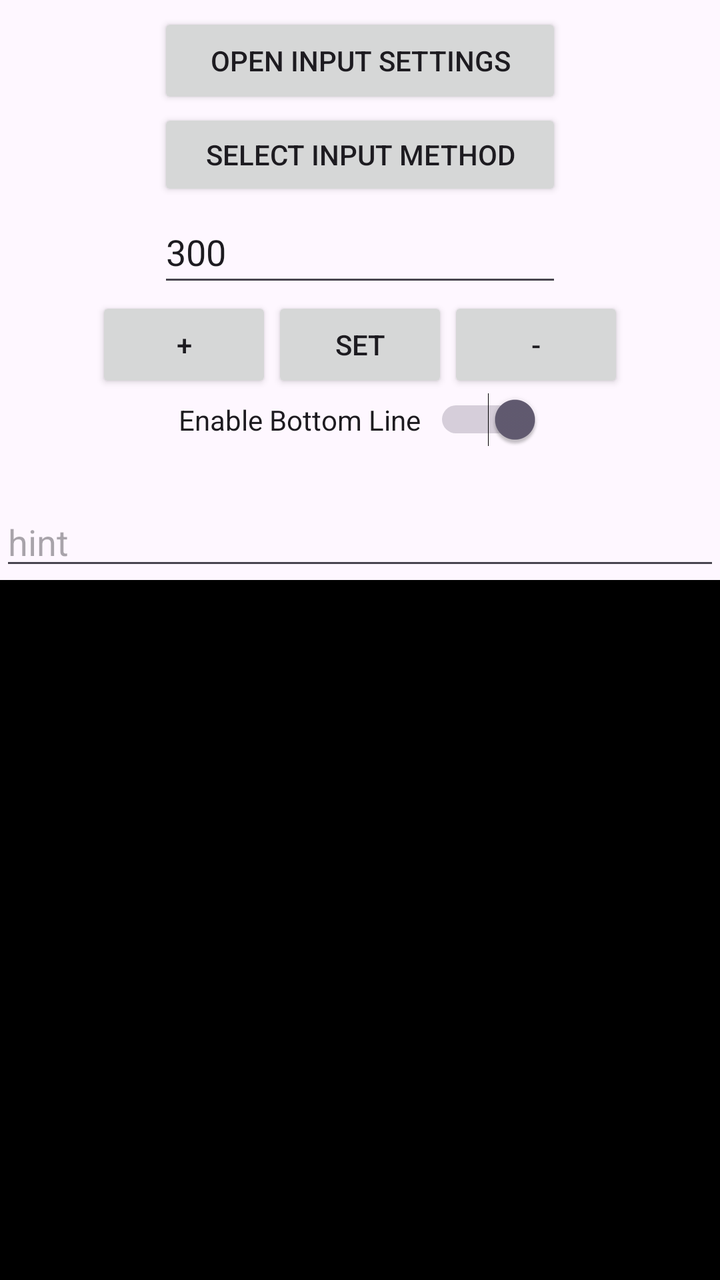
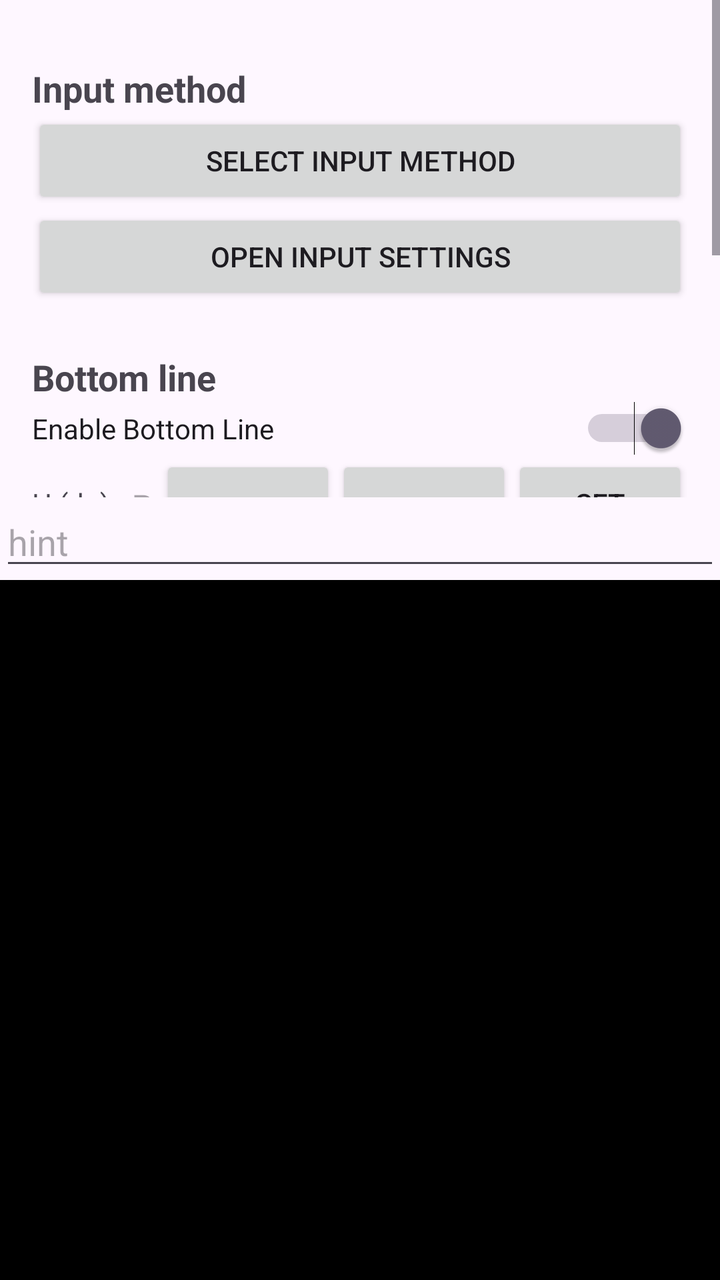

Before-and-after screenshots of an Android layout around one commit, followed by the original layout XML and the change that was made.
<!-- AndroidManifest.xml: application theme Theme.TSplit -->
<!-- res/layout/app_keyboard_test_layout.xml -->
<?xml version="1.0" encoding="utf-8"?>
<androidx.constraintlayout.widget.ConstraintLayout xmlns:app="http://schemas.android.com/apk/res-auto"
    xmlns:tools="http://schemas.android.com/tools"
    android:layout_width="match_parent"
    android:layout_height="match_parent"
    xmlns:android="http://schemas.android.com/apk/res/android">

    <ImageView
        android:id="@+id/imageView1"
        android:layout_width="0dp"
        android:layout_height="300dp"
        android:scaleType="matrix"
        android:src="@android:color/black"
        app:layout_constraintBottom_toTopOf="@+id/bottomLine"
        app:layout_constraintEnd_toEndOf="parent"
        app:layout_constraintHorizontal_bias="0.0"
        app:layout_constraintStart_toStartOf="parent" />

    <ImageView
        android:id="@+id/bottomLine"
        android:layout_width="0dp"
        android:layout_height="50dp"
        android:src="@android:color/black"
        app:layout_constraintBottom_toBottomOf="parent"
        app:layout_constraintEnd_toEndOf="parent"
        app:layout_constraintStart_toStartOf="parent" />

    <Switch
        android:id="@+id/bottomLineSwitch"
        android:layout_width="wrap_content"
        android:layout_height="wrap_content"
        android:checked="true"
        android:text="Enable Bottom Line  "
        app:layout_constraintBottom_toTopOf="@+id/textInputTest"
        app:layout_constraintEnd_toEndOf="parent"
        app:layout_constraintStart_toStartOf="parent"
        app:layout_constraintTop_toBottomOf="@+id/setKeyboardHeightButton"
        app:layout_constraintVertical_bias="0.0" />

    <com.google.android.material.textfield.TextInputEditText
        android:id="@+id/textInputTest"
        android:layout_width="match_parent"
        android:layout_height="wrap_content"
        android:hint="hint"
        app:layout_constraintBottom_toTopOf="@+id/imageView1"
        app:layout_constraintEnd_toEndOf="parent"
        app:layout_constraintStart_toStartOf="parent" />

    <Button
        android:id="@+id/select_input_method"
        android:layout_width="202dp"
        android:layout_height="46dp"
        android:text="Select Input Method"
        app:layout_constraintBottom_toTopOf="@+id/keyboardHeightInput"
        app:layout_constraintEnd_toEndOf="parent"
        app:layout_constraintStart_toStartOf="parent"
        app:layout_constraintTop_toTopOf="parent"
        app:layout_constraintVertical_bias="1.0" />

    <Button
        android:id="@+id/open_input_settings"
        android:layout_width="202dp"
        android:layout_height="48dp"
        android:text="Open input settings"
        app:layout_constraintBottom_toTopOf="@+id/select_input_method"
        app:layout_constraintEnd_toEndOf="parent"
        app:layout_constraintStart_toStartOf="parent"
        app:layout_constraintTop_toTopOf="parent"
        app:layout_constraintVertical_bias="1.0" />

    <com.google.android.material.textfield.TextInputEditText
        android:id="@+id/keyboardHeightInput"
        android:layout_width="202dp"
        android:layout_height="48dp"
        android:hint="Keyboard Height"
        android:inputType="number"
        android:text="300"
        app:layout_constraintBottom_toTopOf="@+id/textInputTest"
        app:layout_constraintEnd_toEndOf="parent"
        app:layout_constraintStart_toStartOf="parent"
        app:layout_constraintTop_toTopOf="parent" />

    <Button
        android:id="@+id/setKeyboardHeightButton"
        android:layout_width="wrap_content"
        android:layout_height="48dp"
        android:text="Set"
        app:layout_constraintBottom_toTopOf="@+id/textInputTest"
        app:layout_constraintEnd_toEndOf="parent"
        app:layout_constraintStart_toStartOf="parent"
        app:layout_constraintTop_toBottomOf="@+id/keyboardHeightInput"
        app:layout_constraintVertical_bias="0.0" />

    <Button
        android:id="@+id/minusKeyboardHeightButton"
        android:layout_width="wrap_content"
        android:layout_height="48dp"
        android:text="-"
        app:layout_constraintBottom_toBottomOf="@+id/setKeyboardHeightButton"
        app:layout_constraintEnd_toEndOf="parent"
        app:layout_constraintHorizontal_bias="0.0"
        app:layout_constraintStart_toEndOf="@+id/setKeyboardHeightButton"
        app:layout_constraintTop_toBottomOf="@+id/keyboardHeightInput" />

    <Button
        android:id="@+id/plusKeyboardHeightButton"
        android:layout_width="wrap_content"
        android:layout_height="48dp"
        android:text="+"
        app:layout_constraintBottom_toBottomOf="@+id/setKeyboardHeightButton"
        app:layout_constraintEnd_toStartOf="@+id/setKeyboardHeightButton"
        app:layout_constraintHorizontal_bias="1.0"
        app:layout_constraintStart_toStartOf="parent"
        app:layout_constraintTop_toBottomOf="@+id/keyboardHeightInput" />

    <TextView
        android:id="@+id/textView"
        android:layout_width="wrap_content"
        android:layout_height="wrap_content"
        android:text="H (dp)  "
        app:layout_constraintBottom_toBottomOf="@+id/keyboardHeightInput"
        app:layout_constraintEnd_toStartOf="@+id/keyboardHeightInput"
        app:layout_constraintHorizontal_bias="1.0"
        app:layout_constraintStart_toStartOf="parent"
        app:layout_constraintTop_toBottomOf="@+id/bottomLineSwitch" />

</androidx.constraintlayout.widget.ConstraintLayout>
<!-- resources referenced by this layout -->
<resources>
  <style name="Theme.TSplit" parent="Base.Theme.TSplit" />
  <style name="Base.Theme.TSplit" parent="Theme.Material3.DayNight.NoActionBar">
          
          
      </style>
</resources>

<!-- the commit's change to res/layout/app_keyboard_test_layout.xml (unified diff, before → after) -->
@@ -1,9 +1,209 @@
 <?xml version="1.0" encoding="utf-8"?>
-<androidx.constraintlayout.widget.ConstraintLayout xmlns:app="http://schemas.android.com/apk/res-auto"
-    xmlns:tools="http://schemas.android.com/tools"
+<androidx.constraintlayout.widget.ConstraintLayout
+    xmlns:android="http://schemas.android.com/apk/res/android"
+    xmlns:app="http://schemas.android.com/apk/res-auto"
     android:layout_width="match_parent"
-    android:layout_height="match_parent"
-    xmlns:android="http://schemas.android.com/apk/res/android">
+    android:layout_height="match_parent">
+
+    <ScrollView
+        android:id="@+id/settingsScroll"
+        android:layout_width="0dp"
+        android:layout_height="0dp"
+        app:layout_constraintTop_toTopOf="parent"
+        app:layout_constraintBottom_toTopOf="@+id/textInputTest"
+        app:layout_constraintStart_toStartOf="parent"
+        app:layout_constraintEnd_toEndOf="parent">
+
+        <LinearLayout
+            android:layout_width="match_parent"
+            android:layout_height="wrap_content"
+            android:orientation="vertical"
+            android:paddingStart="16dp"
+            android:paddingEnd="16dp"
+            android:paddingTop="32dp"
+            android:paddingBottom="16dp">
+
+            
+            <TextView
+                android:layout_width="match_parent"
+                android:layout_height="wrap_content"
+                android:text="Input method"
+                android:textSize="18sp"
+                android:textStyle="bold" />
+
+            <Button
+                android:id="@+id/select_input_method"
+                android:layout_width="match_parent"
+                android:layout_height="wrap_content"
+                android:text="Select Input Method" />
+
+            <Button
+                android:id="@+id/open_input_settings"
+                android:layout_width="match_parent"
+                android:layout_height="wrap_content"
+                android:text="Open input settings" />
+
+            
+            <TextView
+                android:layout_width="match_parent"
+                android:layout_height="wrap_content"
+                android:layout_marginTop="24dp"
+                android:text="Bottom line"
+                android:textSize="18sp"
+                android:textStyle="bold" />
+
+            <Switch
+                android:id="@+id/bottomLineSwitch"
+                android:layout_width="match_parent"
+                android:layout_height="wrap_content"
+                android:checked="true"
+                android:text="Enable Bottom Line" />
+
+            <LinearLayout
+                android:layout_width="match_parent"
+                android:layout_height="wrap_content"
+                android:gravity="center_vertical"
+                android:orientation="horizontal">
+
+                <TextView
+                    android:layout_width="wrap_content"
+                    android:layout_height="wrap_content"
+                    android:text="H (dp)  " />
+
+                <com.google.android.material.textfield.TextInputEditText
+                    android:id="@+id/bottomLineHeightInput"
+                    android:layout_width="0dp"
+                    android:layout_height="wrap_content"
+                    android:layout_weight="1"
+                    android:hint="Bottom line height"
+                    android:inputType="number" />
+
+                <Button
+                    android:id="@+id/minusBottomLineButton"
+                    android:layout_width="wrap_content"
+                    android:layout_height="wrap_content"
+                    android:text="-" />
+
+                <Button
+                    android:id="@+id/plusBottomLineButton"
+                    android:layout_width="wrap_content"
+                    android:layout_height="wrap_content"
+                    android:text="+" />
+
+                <Button
+                    android:id="@+id/setBottomLineButton"
+                    android:layout_width="wrap_content"
+                    android:layout_height="wrap_content"
+                    android:text="Set" />
+            </LinearLayout>
+
+            
+            <TextView
+                android:layout_width="match_parent"
+                android:layout_height="wrap_content"
+                android:layout_marginTop="24dp"
+                android:text="Keyboard height (portrait)"
+                android:textSize="18sp"
+                android:textStyle="bold" />
+
+            <LinearLayout
+                android:layout_width="match_parent"
+                android:layout_height="wrap_content"
+                android:gravity="center_vertical"
+                android:orientation="horizontal">
+
+                <TextView
+                    android:layout_width="wrap_content"
+                    android:layout_height="wrap_content"
+                    android:text="H (dp)  " />
+
+                <com.google.android.material.textfield.TextInputEditText
+                    android:id="@+id/keyboardHeightInput"
+                    android:layout_width="0dp"
+                    android:layout_height="wrap_content"
+                    android:layout_weight="1"
+                    android:hint="Keyboard Height"
+                    android:inputType="number" />
+
+                <Button
+                    android:id="@+id/minusKeyboardHeightButton"
+                    android:layout_width="wrap_content"
+                    android:layout_height="wrap_content"
+                    android:text="-" />
+
+                <Button
+                    android:id="@+id/plusKeyboardHeightButton"
+                    android:layout_width="wrap_content"
+                    android:layout_height="wrap_content"
+                    android:text="+" />
+
+                <Button
+                    android:id="@+id/setKeyboardHeightButton"
+                    android:layout_width="wrap_content"
+                    android:layout_height="wrap_content"
+                    android:text="Set" />
+            </LinearLayout>
+
+            
+            <TextView
+                android:layout_width="match_parent"
+                android:layout_height="wrap_content"
+                android:layout_marginTop="24dp"
+                android:text="Keyboard height (landscape)"
+                android:textSize="18sp"
+                android:textStyle="bold" />
+
+            <LinearLayout
+                android:layout_width="match_parent"
+                android:layout_height="wrap_content"
+                android:gravity="center_vertical"
+                android:orientation="horizontal">
+
+                <TextView
+                    android:layout_width="wrap_content"
+                    android:layout_height="wrap_content"
+                    android:text="H (dp)  " />
+
+                <com.google.android.material.textfield.TextInputEditText
+                    android:id="@+id/keyboardHeightLandscapeInput"
+                    android:layout_width="0dp"
+                    android:layout_height="wrap_content"
+                    android:layout_weight="1"
+                    android:hint="Keyboard Height (landscape)"
+                    android:inputType="number" />
+
+                <Button
+                    android:id="@+id/minusKeyboardHeightLandscapeButton"
+                    android:layout_width="wrap_content"
+                    android:layout_height="wrap_content"
+                    android:text="-" />
+
+                <Button
+                    android:id="@+id/plusKeyboardHeightLandscapeButton"
+                    android:layout_width="wrap_content"
+                    android:layout_height="wrap_content"
+                    android:text="+" />
+
+                <Button
+                    android:id="@+id/setKeyboardHeightLandscapeButton"
+                    android:layout_width="wrap_content"
+                    android:layout_height="wrap_content"
+                    android:text="Set" />
+            </LinearLayout>
+
+            
+
+        </LinearLayout>
+    </ScrollView>
+
+    <com.google.android.material.textfield.TextInputEditText
+        android:id="@+id/textInputTest"
+        android:layout_width="match_parent"
+        android:layout_height="wrap_content"
+        android:hint="hint"
+        app:layout_constraintBottom_toTopOf="@+id/imageView1"
+        app:layout_constraintEnd_toEndOf="parent"
+        app:layout_constraintStart_toStartOf="parent" />
 
     <ImageView
         android:id="@+id/imageView1"
@@ -13,7 +213,6 @@
         android:src="@android:color/black"
         app:layout_constraintBottom_toTopOf="@+id/bottomLine"
         app:layout_constraintEnd_toEndOf="parent"
-        app:layout_constraintHorizontal_bias="0.0"
         app:layout_constraintStart_toStartOf="parent" />
 
     <ImageView
@@ -25,103 +224,4 @@
         app:layout_constraintEnd_toEndOf="parent"
         app:layout_constraintStart_toStartOf="parent" />
 
-    <Switch
-        android:id="@+id/bottomLineSwitch"
-        android:layout_width="wrap_content"
-        android:layout_height="wrap_content"
-        android:checked="true"
-        android:text="Enable Bottom Line  "
-        app:layout_constraintBottom_toTopOf="@+id/textInputTest"
-        app:layout_constraintEnd_toEndOf="parent"
-        app:layout_constraintStart_toStartOf="parent"
-        app:layout_constraintTop_toBottomOf="@+id/setKeyboardHeightButton"
-        app:layout_constraintVertical_bias="0.0" />
-
-    <com.google.android.material.textfield.TextInputEditText
-        android:id="@+id/textInputTest"
-        android:layout_width="match_parent"
-        android:layout_height="wrap_content"
-        android:hint="hint"
-        app:layout_constraintBottom_toTopOf="@+id/imageView1"
-        app:layout_constraintEnd_toEndOf="parent"
-        app:layout_constraintStart_toStartOf="parent" />
-
-    <Button
-        android:id="@+id/select_input_method"
-        android:layout_width="202dp"
-        android:layout_height="46dp"
-        android:text="Select Input Method"
-        app:layout_constraintBottom_toTopOf="@+id/keyboardHeightInput"
-        app:layout_constraintEnd_toEndOf="parent"
-        app:layout_constraintStart_toStartOf="parent"
-        app:layout_constraintTop_toTopOf="parent"
-        app:layout_constraintVertical_bias="1.0" />
-
-    <Button
-        android:id="@+id/open_input_settings"
-        android:layout_width="202dp"
-        android:layout_height="48dp"
-        android:text="Open input settings"
-        app:layout_constraintBottom_toTopOf="@+id/select_input_method"
-        app:layout_constraintEnd_toEndOf="parent"
-        app:layout_constraintStart_toStartOf="parent"
-        app:layout_constraintTop_toTopOf="parent"
-        app:layout_constraintVertical_bias="1.0" />
-
-    <com.google.android.material.textfield.TextInputEditText
-        android:id="@+id/keyboardHeightInput"
-        android:layout_width="202dp"
-        android:layout_height="48dp"
-        android:hint="Keyboard Height"
-        android:inputType="number"
-        android:text="300"
-        app:layout_constraintBottom_toTopOf="@+id/textInputTest"
-        app:layout_constraintEnd_toEndOf="parent"
-        app:layout_constraintStart_toStartOf="parent"
-        app:layout_constraintTop_toTopOf="parent" />
-
-    <Button
-        android:id="@+id/setKeyboardHeightButton"
-        android:layout_width="wrap_content"
-        android:layout_height="48dp"
-        android:text="Set"
-        app:layout_constraintBottom_toTopOf="@+id/textInputTest"
-        app:layout_constraintEnd_toEndOf="parent"
-        app:layout_constraintStart_toStartOf="parent"
-        app:layout_constraintTop_toBottomOf="@+id/keyboardHeightInput"
-        app:layout_constraintVertical_bias="0.0" />
-
-    <Button
-        android:id="@+id/minusKeyboardHeightButton"
-        android:layout_width="wrap_content"
-        android:layout_height="48dp"
-        android:text="-"
-        app:layout_constraintBottom_toBottomOf="@+id/setKeyboardHeightButton"
-        app:layout_constraintEnd_toEndOf="parent"
-        app:layout_constraintHorizontal_bias="0.0"
-        app:layout_constraintStart_toEndOf="@+id/setKeyboardHeightButton"
-        app:layout_constraintTop_toBottomOf="@+id/keyboardHeightInput" />
-
-    <Button
-        android:id="@+id/plusKeyboardHeightButton"
-        android:layout_width="wrap_content"
-        android:layout_height="48dp"
-        android:text="+"
-        app:layout_constraintBottom_toBottomOf="@+id/setKeyboardHeightButton"
-        app:layout_constraintEnd_toStartOf="@+id/setKeyboardHeightButton"
-        app:layout_constraintHorizontal_bias="1.0"
-        app:layout_constraintStart_toStartOf="parent"
-        app:layout_constraintTop_toBottomOf="@+id/keyboardHeightInput" />
-
-    <TextView
-        android:id="@+id/textView"
-        android:layout_width="wrap_content"
-        android:layout_height="wrap_content"
-        android:text="H (dp)  "
-        app:layout_constraintBottom_toBottomOf="@+id/keyboardHeightInput"
-        app:layout_constraintEnd_toStartOf="@+id/keyboardHeightInput"
-        app:layout_constraintHorizontal_bias="1.0"
-        app:layout_constraintStart_toStartOf="parent"
-        app:layout_constraintTop_toBottomOf="@+id/bottomLineSwitch" />
-
 </androidx.constraintlayout.widget.ConstraintLayout>
